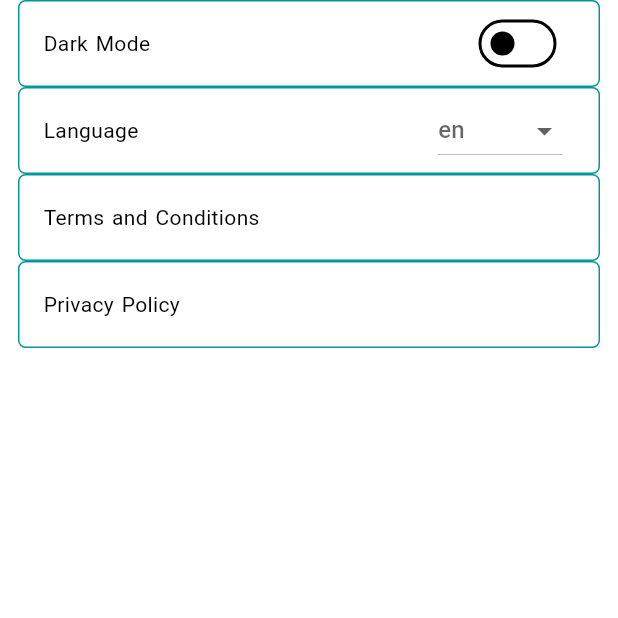
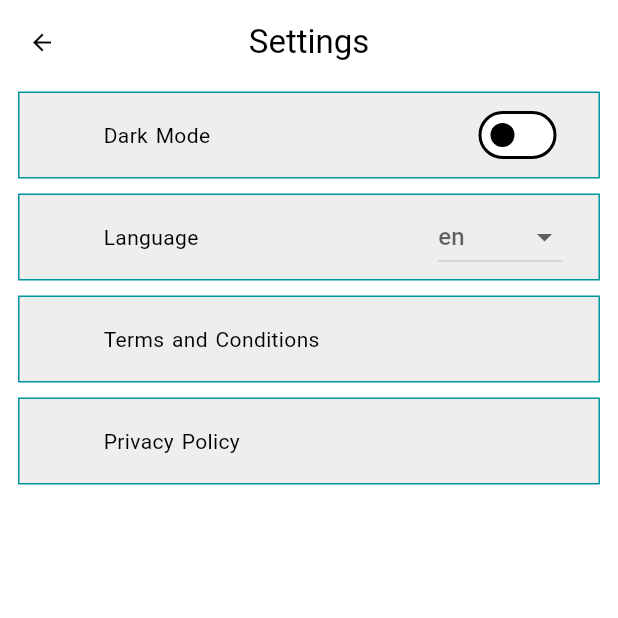
Before and after one commit to abdsyd/MediGear, a Flutter app: the ProfileTab screen opened by its route, after a tap on "SETTINGS", on a phone screen of 412 x 824 dp, the top half of it. Run offline on Flutter 3.47's test engine with Material 2 defaults, Android fonts, the phone set to English and light mode, and no system bars; our stand-ins replace get, get_storage, loading_animation_widget, otp_text_field, timer_count_down; accounts and stored records are empty; network calls fail.

Commit message:
improved the settings.dart

```diff
--- a/lib/themes.dart
+++ b/lib/themes.dart
@@ -81,7 +81,7 @@ class AppTheme {
     colorScheme: const ColorScheme(
       brightness: Brightness.dark,
       primary: AppColors.myPrimary,
-      onPrimary: Colors.white,
+      onPrimary: Colors.black,
       secondary: Color(0xff03DAC6),
       onSecondary: Colors.black,
       error: Colors.redAccent,
--- a/lib/views/auth/forgot_password1_view.dart
+++ b/lib/views/auth/forgot_password1_view.dart
@@ -11,15 +11,12 @@ import 'package:loading_animation_widget/loading_animation_widget.dart';
 class ForgotPass1View extends StatelessWidget {
   const ForgotPass1View({super.key});
 
-  //to enter the email of the account to reset its password
   @override
   Widget build(BuildContext context) {
     ForgotPassController fPC = Get.put(ForgotPassController());
     return Scaffold(
       resizeToAvoidBottomInset: false,
       appBar: AppBar(
-        elevation: 0,
-        backgroundColor: Colors.transparent,
         leading: const BackButton(
           style: ButtonStyle(iconSize: MaterialStatePropertyAll(18)),
         ),
--- a/lib/views/auth/forgot_password2_view.dart
+++ b/lib/views/auth/forgot_password2_view.dart
@@ -16,8 +16,7 @@ class ForgotPass2View extends StatelessWidget {
     return Scaffold(
       resizeToAvoidBottomInset: false,
       appBar: AppBar(
-        elevation: 0,
-        backgroundColor: Colors.transparent,
+
         leading: const BackButton(
           style: ButtonStyle(iconSize: MaterialStatePropertyAll(18)),
         ),
--- a/lib/views/auth/forgot_password_otp.dart
+++ b/lib/views/auth/forgot_password_otp.dart
@@ -18,8 +18,7 @@ class ForgotPassOTP extends StatelessWidget {
     ForgotPassController fPC = Get.find();
     return Scaffold(
       appBar: AppBar(
-        elevation: 0,
-        backgroundColor: Colors.transparent,
+
         leading: const BackButton(
           style: ButtonStyle(iconSize: MaterialStatePropertyAll(18)),
         ),
--- a/lib/views/auth/login_view.dart
+++ b/lib/views/auth/login_view.dart
@@ -18,8 +18,7 @@ class LoginView extends StatelessWidget {
     return Scaffold(
       resizeToAvoidBottomInset: false,
       appBar: AppBar(
-        elevation: 0,
-        backgroundColor: Colors.transparent,
+
         leading: const BackButton(
           style: ButtonStyle(iconSize: MaterialStatePropertyAll(18)),
         ),
--- a/lib/views/auth/register_otp.dart
+++ b/lib/views/auth/register_otp.dart
@@ -18,8 +18,6 @@ class RegisterOTP extends StatelessWidget {
     return Scaffold(
       resizeToAvoidBottomInset: false,
       appBar: AppBar(
-        elevation: 0,
-        backgroundColor: Colors.transparent,
         leading: const BackButton(
           style: ButtonStyle(iconSize: MaterialStatePropertyAll(18)),
         ),
--- a/lib/views/auth/register_view.dart
+++ b/lib/views/auth/register_view.dart
@@ -18,8 +18,7 @@ class RegisterView extends StatelessWidget {
     RegisterController rC = Get.put(RegisterController());
     return Scaffold(
       appBar: AppBar(
-        elevation: 0,
-        backgroundColor: Colors.transparent,
+
         leading: const BackButton(
           style: ButtonStyle(iconSize: MaterialStatePropertyAll(18)),
         ),
--- a/lib/views/home/bnb_tabs/profile_tab.dart
+++ b/lib/views/home/bnb_tabs/profile_tab.dart
@@ -17,8 +17,6 @@ class ProfileTab extends StatelessWidget {
     return Scaffold(
       appBar: AppBar(
         automaticallyImplyLeading: false,
-        backgroundColor: Colors.transparent,
-        elevation: 0,
       ),
       body: ListView(
         padding: const EdgeInsets.symmetric(horizontal: 15.0),
@@ -52,7 +50,7 @@ class ProfileTab extends StatelessWidget {
           ),
           ProfileButton(
             onPressed: (){
-              Get.toNamed(AppRoute.settings);
+              Get.toNamed(AppRoute.settings,);
             },
             icon: Icons.settings_outlined,
             title: "SETTINGS".tr,
--- a/lib/views/home/settings.dart
+++ b/lib/views/home/settings.dart
@@ -3,6 +3,7 @@ import 'package:get/get.dart';
 import 'package:hunter/constants/colors.dart';
 import 'package:hunter/controllers/local_controller.dart';
 import 'package:hunter/controllers/theme_controller.dart';
+import 'package:hunter/widgets/profile_button.dart';
 
 class Settings extends StatelessWidget {
   const Settings({super.key});
@@ -12,20 +13,23 @@ class Settings extends StatelessWidget {
     LocaleController localeController = LocaleController();
 
     return Scaffold(
+      appBar: AppBar(
+        automaticallyImplyLeading: false,
+        centerTitle: true,
+        title: const Text('Settings'),
+        leading: const BackButton(
+          style: ButtonStyle(iconSize: MaterialStatePropertyAll(18)),
+        ),
+      ),
       body: SafeArea(
         child: ListView(
-          padding: const EdgeInsets.symmetric(horizontal: 12,),
+          padding: const EdgeInsets.symmetric(
+            horizontal: 12,
+          ),
           children: [
             GetBuilder<ThemeController>(builder: (controller) {
-              return ListTile(
-              shape: RoundedRectangleBorder(
-              side:  const BorderSide(color: AppColors.myPrimary,),
-    borderRadius: BorderRadius.circular(5),
-    ),
-                title: Text(
-                  'Dark Mode',
-                  style: Theme.of(context).textTheme.bodyMedium,
-                ),
+              return ProfileButton(
+                title: 'Dark Mode'.tr,
                 trailing: Switch(
                   value: Get.isDarkMode,
                   onChanged: (value) {
@@ -34,15 +38,8 @@ class Settings extends StatelessWidget {
                 ),
               );
             }),
-            ListTile(
-            shape: RoundedRectangleBorder(
-            side:  const BorderSide(color: AppColors.myPrimary,),
-            borderRadius: BorderRadius.circular(5),
-            ),
-              title: Text(
-                'Language'.tr,
-                style: Theme.of(context).textTheme.bodyMedium,
-              ),
+            ProfileButton(
+              title: 'Language'.tr,
               trailing: DropdownButton(
                 hint: Text(
                   localeController.getCurrentLanguageLabel(),
@@ -62,29 +59,15 @@ class Settings extends StatelessWidget {
                 ],
               ),
             ),
-            ListTile(
-              shape: RoundedRectangleBorder(
-                side:  const BorderSide(color: AppColors.myPrimary,),
-                borderRadius: BorderRadius.circular(5),
-              ),
-              title: Text(
-                'Terms and Conditions'.tr,
-                style: Theme.of(context).textTheme.bodyMedium,
-              ),
-              onTap: () {
+            ProfileButton(
+              title: 'Terms and Conditions'.tr,
+              onPressed: () {
                 // Navigate to the Terms and Conditions screen
               },
             ),
-            ListTile(
-    shape: RoundedRectangleBorder(
-    side:  const BorderSide(color: AppColors.myPrimary,),
-    borderRadius: BorderRadius.circular(5),
-    ),
-              title: Text(
-                'Privacy Policy'.tr,
-                style: Theme.of(context).textTheme.bodyMedium,
-              ),
-              onTap: () {
+            ProfileButton(
+              title: 'Privacy Policy'.tr,
+              onPressed: () {
                 // Navigate to the Privacy Policy screen
               },
             ),
--- a/lib/widgets/profile_button.dart
+++ b/lib/widgets/profile_button.dart
@@ -3,11 +3,12 @@ import 'package:hunter/constants/colors.dart';
 
 class ProfileButton extends StatelessWidget {
   const ProfileButton({
-    super.key, required this.title, required this.icon, this.onPressed,
+    super.key, required this.title,  this.icon, this.onPressed,  this.trailing,
   });
 
   final String title;
-  final IconData icon;
+  final IconData? icon;
+  final Widget? trailing;
   final void Function()? onPressed;
 
   @override
@@ -24,6 +25,7 @@ class ProfileButton extends StatelessWidget {
         titleTextStyle: Theme.of(context).textTheme.bodyMedium,
         leading:  Icon(icon),
         title: Text(title),
+        trailing: trailing,
       ),
     );
   }
```
Also changed, not shown: lib/views/home/products_view.dart (+6 -9 lines).
